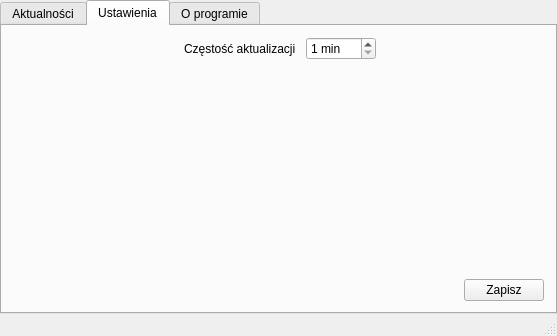
This is ui/mainwindow.ui in poxip/qcodedesk as Qt 5 draws it before an edit. The edited form follows.
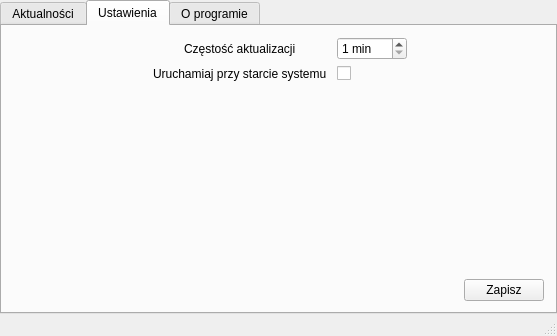
This is the edited form. The open tabs and pages were chosen to show the change. Icons and pictures are not drawn.

Commit message: Add autorun support for MS Windows

Patch:
```diff
--- a/ui/mainwindow.ui
+++ b/ui/mainwindow.ui
@@ -259,6 +259,16 @@
               </property>
              </widget>
             </item>
+            <item row="1" column="1">
+             <widget class="QCheckBox" name="autorunCheckBox"/>
+            </item>
+            <item row="1" column="0">
+             <widget class="QLabel" name="autorunLabel">
+              <property name="text">
+               <string>Uruchamiaj przy starcie systemu</string>
+              </property>
+             </widget>
+            </item>
            </layout>
           </item>
          </layout>
```
Left out of the diff: 12 changed lines with no effect on the pictures. The commit also changes 1 other file.
